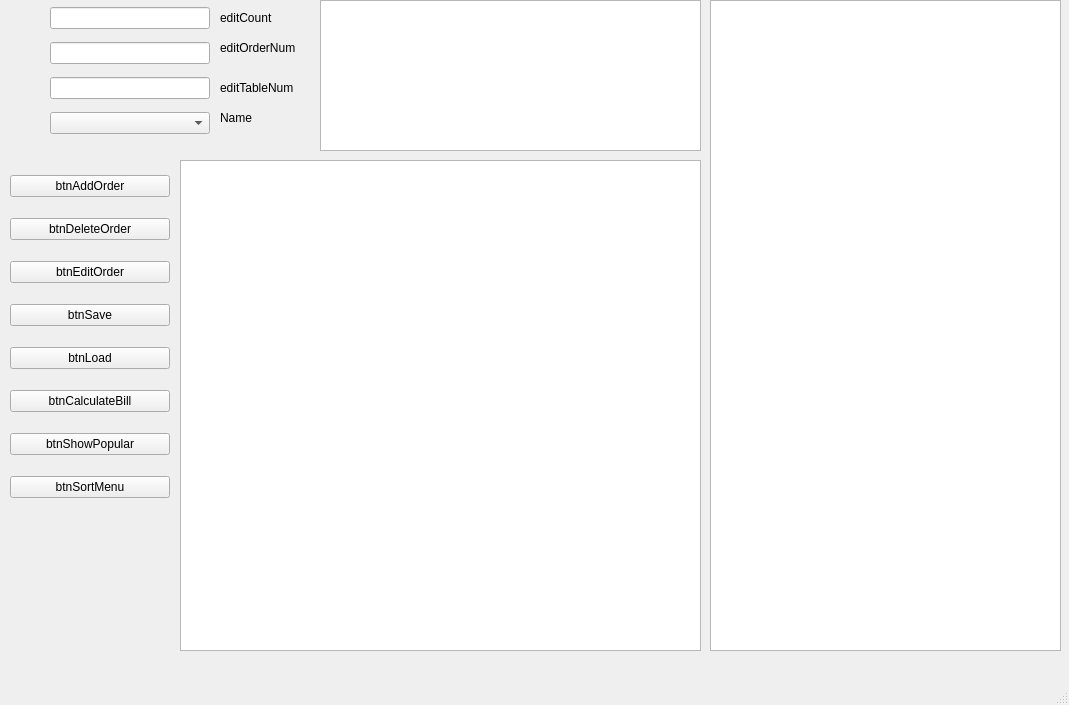
kamen-kamen/LW2_2, file restauran/front/mainwindow.ui: the form before one commit.
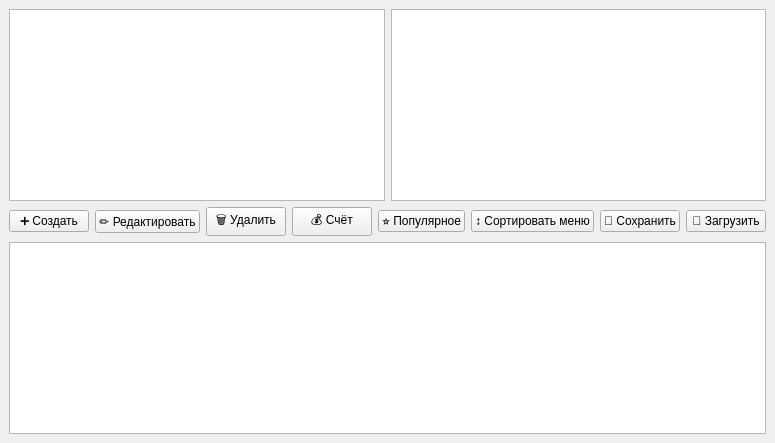
The form after the commit.

```diff
--- a/restauran/front/mainwindow.ui
+++ b/restauran/front/mainwindow.ui
@@ -1,209 +1,74 @@
 <?xml version="1.0" encoding="UTF-8"?>
 <ui version="4.0">
- <class>mainwindow</class>
- <widget class="QMainWindow" name="mainwindow">
-  <property name="geometry">
-   <rect>
-    <x>0</x>
-    <y>0</y>
-    <width>1069</width>
-    <height>705</height>
-   </rect>
-  </property>
+ <class>MainWindow</class>
+ <widget class="QMainWindow" name="MainWindow">
   <property name="windowTitle">
    <string>mainwindow</string>
   </property>
   <widget class="QWidget" name="centralwidget">
-   <widget class="QTableWidget" name="tableWidget">
-    <property name="geometry">
-     <rect>
-      <x>710</x>
-      <y>0</y>
-      <width>351</width>
-      <height>651</height>
-     </rect>
-    </property>
-   </widget>
-   <widget class="QTextEdit" name="memoLog">
-    <property name="geometry">
-     <rect>
-      <x>320</x>
-      <y>0</y>
-      <width>381</width>
-      <height>151</height>
-     </rect>
-    </property>
-   </widget>
-   <widget class="QWidget" name="verticalLayoutWidget">
-    <property name="geometry">
-     <rect>
-      <x>10</x>
-      <y>160</y>
-      <width>160</width>
-      <height>361</height>
-     </rect>
-    </property>
-    <layout class="QVBoxLayout" name="verticalLayout">
-     <item>
-      <widget class="QPushButton" name="btnAddOrder">
-       <property name="text">
-        <string>btnAddOrder</string>
-       </property>
-      </widget>
-     </item>
-     <item>
-      <widget class="QPushButton" name="btnDeleteOrder">
-       <property name="text">
-        <string>btnDeleteOrder</string>
-       </property>
-      </widget>
-     </item>
-     <item>
-      <widget class="QPushButton" name="btnEditOrder">
-       <property name="text">
-        <string>btnEditOrder</string>
-       </property>
-      </widget>
-     </item>
-     <item>
-      <widget class="QPushButton" name="btnSave">
-       <property name="text">
-        <string>btnSave</string>
-       </property>
-      </widget>
-     </item>
-     <item>
-      <widget class="QPushButton" name="btnLoad">
-       <property name="text">
-        <string>btnLoad</string>
-       </property>
-      </widget>
-     </item>
-     <item>
-      <widget class="QPushButton" name="btnCalculateBill">
-       <property name="text">
-        <string>btnCalculateBill</string>
-       </property>
-      </widget>
-     </item>
-     <item>
-      <widget class="QPushButton" name="btnShowPopular">
-       <property name="text">
-        <string>btnShowPopular</string>
-       </property>
-      </widget>
-     </item>
-     <item>
-      <widget class="QPushButton" name="btnSortMenu">
-       <property name="text">
-        <string>btnSortMenu</string>
-       </property>
-      </widget>
-     </item>
-    </layout>
-   </widget>
-   <widget class="QLabel" name="label">
-    <property name="geometry">
-     <rect>
-      <x>220</x>
-      <y>110</y>
-      <width>49</width>
-      <height>16</height>
-     </rect>
-    </property>
-    <property name="text">
-     <string>Name</string>
-    </property>
-   </widget>
-   <widget class="QLabel" name="label_2">
-    <property name="geometry">
-     <rect>
-      <x>220</x>
-      <y>10</y>
-      <width>71</width>
-      <height>16</height>
-     </rect>
-    </property>
-    <property name="text">
-     <string>editCount</string>
-    </property>
-   </widget>
-   <widget class="QLabel" name="label_3">
-    <property name="geometry">
-     <rect>
-      <x>220</x>
-      <y>40</y>
-      <width>161</width>
-      <height>16</height>
-     </rect>
-    </property>
-    <property name="text">
-     <string>editOrderNum</string>
-    </property>
-   </widget>
-   <widget class="QLabel" name="label_4">
-    <property name="geometry">
-     <rect>
-      <x>220</x>
-      <y>80</y>
-      <width>91</width>
-      <height>16</height>
-     </rect>
-    </property>
-    <property name="text">
-     <string>editTableNum</string>
-    </property>
-   </widget>
-   <widget class="QTableWidget" name="tableOrders">
-    <property name="geometry">
-     <rect>
-      <x>180</x>
-      <y>160</y>
-      <width>521</width>
-      <height>491</height>
-     </rect>
-    </property>
-   </widget>
-   <widget class="QWidget" name="verticalLayoutWidget_2">
-    <property name="geometry">
-     <rect>
-      <x>50</x>
-      <y>0</y>
-      <width>160</width>
-      <height>141</height>
-     </rect>
-    </property>
-    <layout class="QVBoxLayout" name="verticalLayout_2">
-     <item>
-      <widget class="QLineEdit" name="editCount"/>
-     </item>
-     <item>
-      <widget class="QLineEdit" name="editOrderNum"/>
-     </item>
-     <item>
-      <widget class="QLineEdit" name="editTableNum">
-       <property name="text">
-        <string/>
-       </property>
-      </widget>
-     </item>
-     <item>
-      <widget class="QComboBox" name="comboDish"/>
-     </item>
-    </layout>
-   </widget>
+   <layout class="QVBoxLayout">
+
+    <!-- Верхняя часть: две таблицы -->
+    <item>
+     <layout class="QHBoxLayout">
+
+      <item>
+       <widget class="QTableWidget" name="tableOrders"/>
+      </item>
+
+      <item>
+       <widget class="QTableWidget" name="tableMenu"/>
+      </item>
+
+     </layout>
+    </item>
+
+    <!-- Кнопки -->
+    <item>
+     <layout class="QHBoxLayout">
+
+      <item><widget class="QPushButton" name="btnAddOrder">
+       <property name="text"><string>➕ Создать</string></property>
+      </widget></item>
+
+      <item><widget class="QPushButton" name="btnEditOrder">
+       <property name="text"><string>✏ Редактировать</string></property>
+      </widget></item>
+
+      <item><widget class="QPushButton" name="btnDeleteOrder">
+       <property name="text"><string>🗑 Удалить</string></property>
+      </widget></item>
+
+      <item><widget class="QPushButton" name="btnCalculateBill">
+       <property name="text"><string>💰 Счёт</string></property>
+      </widget></item>
+
+      <item><widget class="QPushButton" name="btnShowPopular">
+       <property name="text"><string>⭐ Популярное</string></property>
+      </widget></item>
+
+      <item><widget class="QPushButton" name="btnSortMenu">
+       <property name="text"><string>↕ Сортировать меню</string></property>
+      </widget></item>
+
+      <item><widget class="QPushButton" name="btnSave">
+       <property name="text"><string>💾 Сохранить</string></property>
+      </widget></item>
+
+      <item><widget class="QPushButton" name="btnLoad">
+       <property name="text"><string>📂 Загрузить</string></property>
+      </widget></item>
+
+     </layout>
+    </item>
+
+    <!-- Лог -->
+    <item>
+     <widget class="QTextEdit" name="memoLog"/>
+    </item>
+
+   </layout>
   </widget>
-  <widget class="QMenuBar" name="menubar">
-   <property name="geometry">
-    <rect>
-     <x>0</x>
-     <y>0</y>
-     <width>1069</width>
-     <height>33</height>
-    </rect>
-   </property>
-  </widget>
-  <widget class="QStatusBar" name="statusbar"/>
  </widget>
  <resources/>
  <connections/>
```
Left out of the diff: 3 changed lines with no effect on the pictures.
